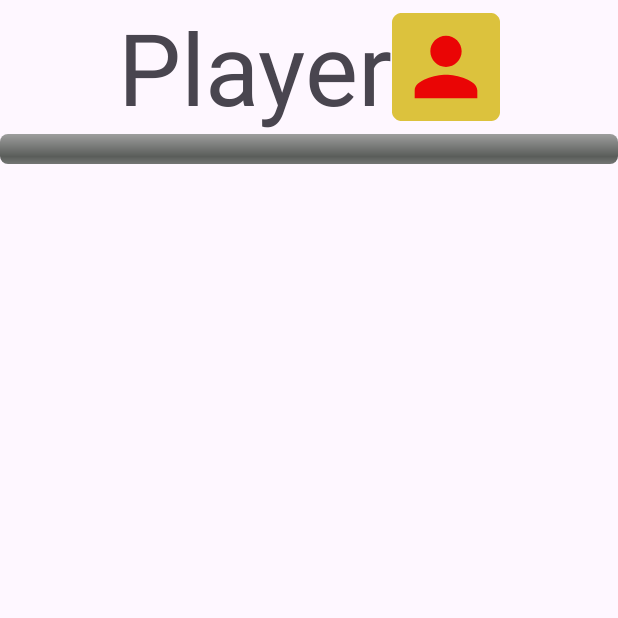
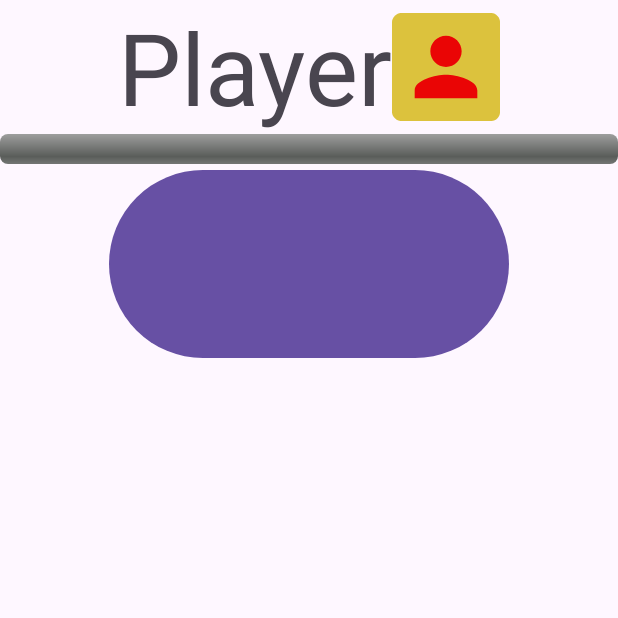
Before and after one commit to fais0101/Project-1-CSC330, an Android app: the GameActivity screen opened directly, with no data from a screen before it, on a phone screen of 412 x 824 dp, the top half of it. Run offline under Robolectric (Android 15) with nearby library versions, the phone set to English and light mode, and no system bars.

Commit message:
added button to game layout

```diff
--- a/app/src/main/res/layout/game_layout.xml
+++ b/app/src/main/res/layout/game_layout.xml
@@ -25,7 +25,8 @@
     </LinearLayout>
     <LinearLayout
         android:layout_width="match_parent"
-        android:layout_height="wrap_content">
+        android:layout_height="wrap_content"
+        android:orientation="vertical">
         <ProgressBar
             style="@android:style/Widget.ProgressBar.Horizontal"
             android:id="@+id/progress_bar"
@@ -35,6 +36,12 @@
             android:max="5">
 
         </ProgressBar>
+        <Button
+            android:layout_width="@dimen/play_button_width"
+            android:layout_height="@dimen/play_button_height"
+            android:layout_gravity="center">
+
+        </Button>
     </LinearLayout>
 
 </LinearLayout>
```
